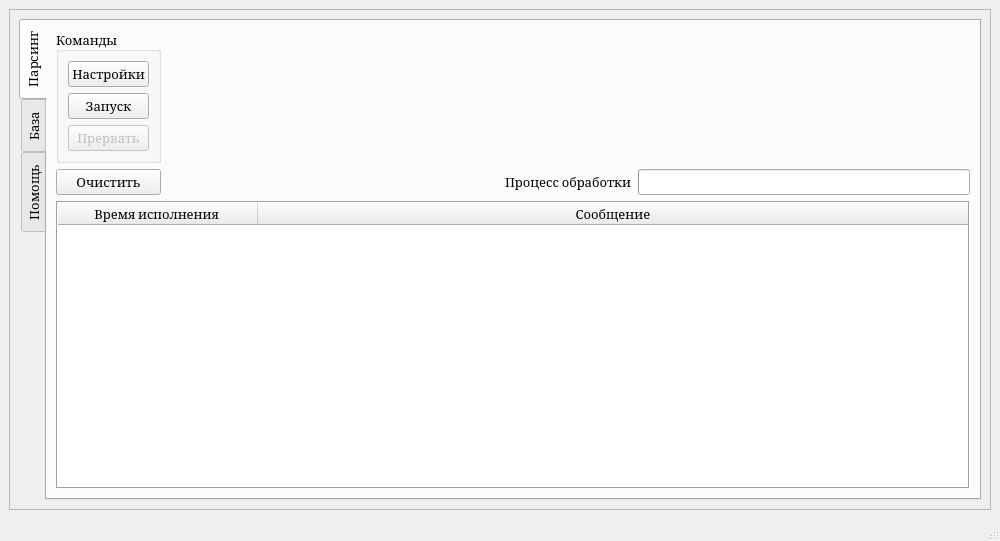
First picture: the form in UI/parsingMain.ui, repository almanah12/caspi_algo1_01, before the edit.
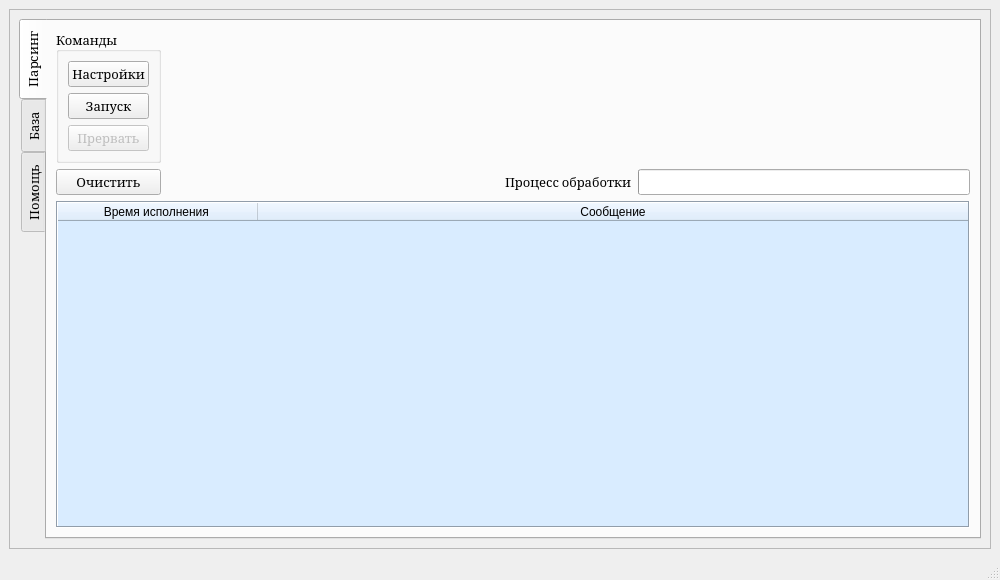
Second picture: the form after the edit. The open tabs and pages were chosen to show the change. Icons and pictures are not drawn.

```diff
--- a/UI/parsingMain.ui
+++ b/UI/parsingMain.ui
@@ -7,7 +7,7 @@
     <x>0</x>
     <y>0</y>
     <width>1000</width>
-    <height>541</height>
+    <height>580</height>
    </rect>
   </property>
   <property name="font">
@@ -50,7 +50,7 @@
          <x>0</x>
          <y>0</y>
          <width>980</width>
-         <height>501</height>
+         <height>540</height>
         </rect>
        </property>
        <layout class="QVBoxLayout" name="verticalLayout_11">
@@ -100,6 +100,9 @@
                 <verstretch>0</verstretch>
                </sizepolicy>
               </property>
+              <property name="styleSheet">
+               <string notr="true">background-color: rgb(217, 236, 255);</string>
+              </property>
               <property name="frameShape">
                <enum>QFrame::Box</enum>
               </property>
```
Left out of the diff: 11 changed lines with no effect on the pictures.
